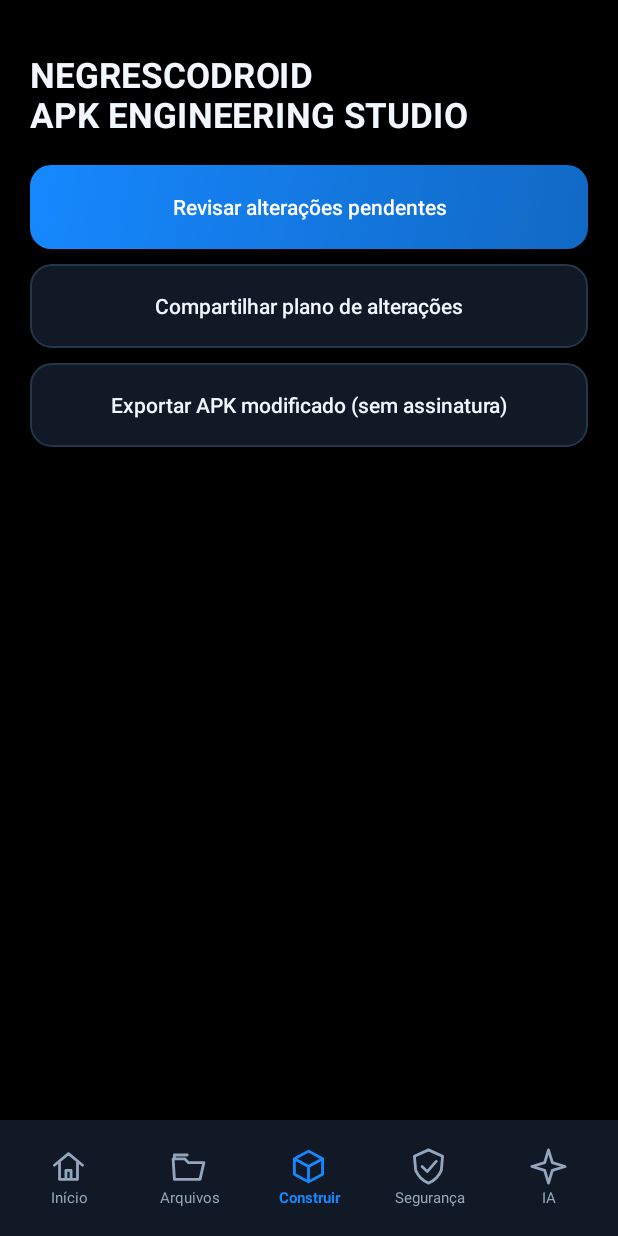
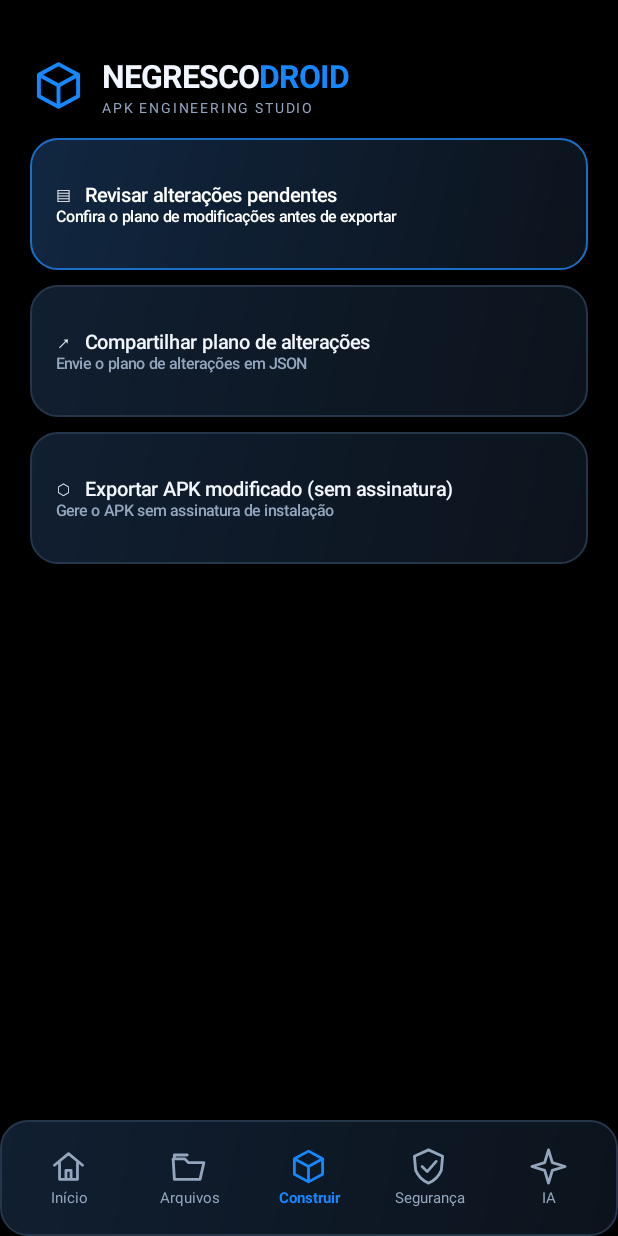
Before and after one commit to nego001/ReaDroid-Native, an Android app: the screen it shows after launch (MainActivity), after a tap on "Construir", on a phone screen of 412 x 824 dp. Run offline under Robolectric (Android 15) with nearby library versions, the phone set to English and light mode, and no system bars; 3 other taps on this screen came first.

Commit message:
feat(v3-ui): connect premium dashboard, visual identity, feature cards and settings to existing actions

```diff
--- a/app/src/main/java/com/readroid/app/MainActivity.java
+++ b/app/src/main/java/com/readroid/app/MainActivity.java
@@ -68,23 +68,45 @@ public class MainActivity extends Activity {
         LinearLayout nav = new LinearLayout(this);
         nav.setOrientation(LinearLayout.HORIZONTAL);
         nav.setPadding(NegrescoTheme.dp(this, 6), NegrescoTheme.dp(this, 7), NegrescoTheme.dp(this, 6), NegrescoTheme.dp(this, 8));
-        nav.setBackgroundColor(NegrescoTheme.SURFACE);
+        nav.setBackground(NegrescoTheme.studioCard(this, false));
         shell.addView(nav);
         setContentView(shell);
 
-        TextView title = new TextView(this);
         android.content.SharedPreferences appearance =
             getSharedPreferences("v3_personalizacao", MODE_PRIVATE);
         String displayName = appearance.getString("display_name", "NEGRESCODROID");
         String displaySubtitle = appearance.getString("display_subtitle", "APK ENGINEERING STUDIO");
-        title.setText(displayName + "\n" + displaySubtitle);
-        title.setTextSize(23 * NegrescoTheme.FONT_SCALE);
+        LinearLayout brandRow = new LinearLayout(this);
+        brandRow.setGravity(android.view.Gravity.CENTER_VERTICAL);
+        brandRow.setPadding(0, NegrescoTheme.dp(this, 2), 0, NegrescoTheme.dp(this, 14));
+        NavGlyph brandMark = new NavGlyph(this, 2);
+        brandMark.setSelectedState(true);
+        brandRow.addView(brandMark, new LinearLayout.LayoutParams(
+            NegrescoTheme.dp(this, 38), NegrescoTheme.dp(this, 38)));
+        LinearLayout brandText = new LinearLayout(this);
+        brandText.setOrientation(LinearLayout.VERTICAL);
+        LinearLayout.LayoutParams brandParams = new LinearLayout.LayoutParams(0, -2, 1f);
+        brandParams.leftMargin = NegrescoTheme.dp(this, 10);
+        brandRow.addView(brandText, brandParams);
+        TextView title = new TextView(this);
+        android.text.SpannableString brandName = new android.text.SpannableString(displayName);
+        int droid = displayName.toLowerCase(java.util.Locale.ROOT).lastIndexOf("droid");
+        if (droid >= 0) brandName.setSpan(new android.text.style.ForegroundColorSpan(NegrescoTheme.ACCENT),
+            droid, droid + 5, android.text.Spanned.SPAN_EXCLUSIVE_EXCLUSIVE);
+        title.setText(brandName);
+        title.setTextColor(NegrescoTheme.TEXT);
+        title.setTextSize(21 * NegrescoTheme.FONT_SCALE);
         title.setTypeface(android.graphics.Typeface.DEFAULT, android.graphics.Typeface.BOLD);
-        title.setLetterSpacing(0.025f);
-        title.setPadding(0, 0, 0, NegrescoTheme.dp(this, 18));
-        title.setTextColor(NegrescoTheme.TEXT);
-        root.addView(title);
-
+        title.setMaxLines(2);
+        brandText.addView(title);
+        TextView subtitle = new TextView(this);
+        subtitle.setText(displaySubtitle);
+        subtitle.setTextColor(NegrescoTheme.MUTED);
+        subtitle.setTextSize(9.5f * NegrescoTheme.FONT_SCALE);
+        subtitle.setLetterSpacing(0.13f);
+        subtitle.setMaxLines(2);
+        brandText.addView(subtitle);
+        root.addView(brandRow);
         String[] tabs = {"Início", "Arquivos", "Construir", "Segurança", "IA"};
         boolean showNavLabels = getSharedPreferences("v3_personalizacao", MODE_PRIVATE)
             .getBoolean("nav_labels", true);
@@ -474,57 +496,34 @@ public class MainActivity extends Activity {
         shortcutsTitle.setPadding(0, NegrescoTheme.dp(this, 18), 0, NegrescoTheme.dp(this, 8));
         homeSection.addView(shortcutsTitle);
         homeSection.addView(shortcutHint);
-        String[] quickLabels = {"Explorar APK", "Construir", "Segurança", "Assistente IA"};
-        String[] quickIcons = {"▱", "⬡", "◇", "✧"};
+        LinearLayout quickGrid = new LinearLayout(this);
+        quickGrid.setOrientation(LinearLayout.VERTICAL);
+        homeSection.addView(quickGrid);
+        String[] quickLabels = {"Arquivos", "Construir", "Segurança", "IA"};
+        String[] quickSubtitles = {
+            "Explore e organize arquivos APK",
+            "Revise e exporte alterações",
+            "Verifique certificados e riscos",
+            "Compartilhe análises com IA"
+        };
         int[] quickTargets = {1, 2, 3, 4};
         int favorite = getSharedPreferences("v3_personalizacao", MODE_PRIVATE).getInt("favorite_tab", 1);
         if (favorite < 1 || favorite > 4) favorite = 1;
-        int preferredIndex = favorite - 1;
-        String preferredLabel = quickLabels[preferredIndex];
-        String preferredIcon = quickIcons[preferredIndex];
-        int preferredTarget = quickTargets[preferredIndex];
-        for (int i = preferredIndex; i > 0; i--) {
-            quickLabels[i] = quickLabels[i - 1];
-            quickIcons[i] = quickIcons[i - 1];
-            quickTargets[i] = quickTargets[i - 1];
-        }
-        quickLabels[0] = preferredLabel;
-        quickIcons[0] = preferredIcon;
-        quickTargets[0] = preferredTarget;
         for (int rowIndex = 0; rowIndex < 2; rowIndex++) {
             LinearLayout shortcutRow = new LinearLayout(this);
             shortcutRow.setOrientation(LinearLayout.HORIZONTAL);
-            homeSection.addView(shortcutRow);
+            quickGrid.addView(shortcutRow);
             for (int column = 0; column < 2; column++) {
-                int item = rowIndex * 2 + column;
-                final int target = quickTargets[item];
-                LinearLayout tile = new LinearLayout(this);
-                tile.setOrientation(LinearLayout.VERTICAL);
-                tile.setGravity(android.view.Gravity.CENTER_VERTICAL);
-                tile.setPadding(NegrescoTheme.dp(this, 16), NegrescoTheme.dp(this, 12),
-                    NegrescoTheme.dp(this, 10), NegrescoTheme.dp(this, 12));
-                tile.setBackground(NegrescoTheme.panel(this));
+                int index = rowIndex * 2 + column;
+                final int target = quickTargets[index];
+                LinearLayout tile = StudioDashboard.quickTile(this, quickLabels[index],
+                    quickSubtitles[index], target, target == favorite,
+                    v -> showSection(target));
                 LinearLayout.LayoutParams tileParams = new LinearLayout.LayoutParams(
-                    0, NegrescoTheme.dp(this, NegrescoTheme.COMPACT ? 94 : 112), 1f);
+                    0, NegrescoTheme.dp(this, NegrescoTheme.COMPACT ? 122 : 142), 1f);
                 tileParams.setMargins(column == 0 ? 0 : NegrescoTheme.dp(this, 5), 0,
                     column == 0 ? NegrescoTheme.dp(this, 5) : 0, NegrescoTheme.dp(this, 10));
                 shortcutRow.addView(tile, tileParams);
-                TextView symbol = new TextView(this);
-                symbol.setText(quickIcons[item]);
-                symbol.setTextColor(NegrescoTheme.ACCENT);
-                symbol.setTextSize(25 * NegrescoTheme.FONT_SCALE);
-                tile.addView(symbol);
-                TextView label = new TextView(this);
-                label.setText(quickLabels[item] + (item == 0 ? "  ★" : ""));
-                label.setTextColor(NegrescoTheme.TEXT);
-                label.setTypeface(android.graphics.Typeface.DEFAULT, android.graphics.Typeface.BOLD);
-                label.setTextSize(13 * NegrescoTheme.FONT_SCALE);
-                label.setMaxLines(2);
-                tile.addView(label);
-                tile.setContentDescription("Abrir " + quickLabels[item]);
-                tile.setClickable(true);
-                tile.setFocusable(true);
-                tile.setOnClickListener(v -> showSection(target));
             }
         }
 
@@ -686,6 +685,32 @@ public class MainActivity extends Activity {
             intent.putExtra(Intent.EXTRA_TEXT, report.toString());
             startActivity(Intent.createChooser(intent, "Compartilhar relatório"));
         });
+        StudioDashboard.styleFeatureButton(this, reviewChanges, "▤",
+            "Confira o plano de modificações antes de exportar", true);
+        StudioDashboard.styleFeatureButton(this, editExport, "↗",
+            "Envie o plano de alterações em JSON", false);
+        StudioDashboard.styleFeatureButton(this, rebuild, "⬡",
+            "Gere o APK sem assinatura de instalação", false);
+        StudioDashboard.styleFeatureButton(this, signatureInfo, "▣",
+            "Veja o certificado de assinatura do arquivo", false);
+        StudioDashboard.styleFeatureButton(this, signingGuide, "◈",
+            "Entenda a assinatura e os cuidados necessários", false);
+        StudioDashboard.styleFeatureButton(this, localIdentity, "⚿",
+            "Consulte a identidade do Android Keystore", false);
+        StudioDashboard.styleFeatureButton(this, signingTest, "◇",
+            "Execute o teste criptográfico da chave", false);
+        StudioDashboard.styleFeatureButton(this, ai, "✧",
+            "Compartilhe o relatório com o ChatGPT", true);
+        StudioDashboard.styleFeatureButton(this, share, "▤",
+            "Exporte o relatório técnico em JSON", false);
+        StudioDashboard.compose(this, homeSection, apkSummary, projectMetrics, choose,
+            shortcutsTitle, shortcutHint, quickGrid,
+            customizationTitle, customizationHint, togglePersonalization, personalizationGroup,
+            new Button[]{themePicker, accentPicker, textScale, densityPicker, navLabels,
+                favoriteShortcut, identityPicker, appearancePreview,
+                exportAppearance, importAppearance, resetAppearance},
+            otaTitle, otaStatus, otaChannel, otaCheck,
+            detailsTitle, output, project);
         showSection(0);
     }
 
```
